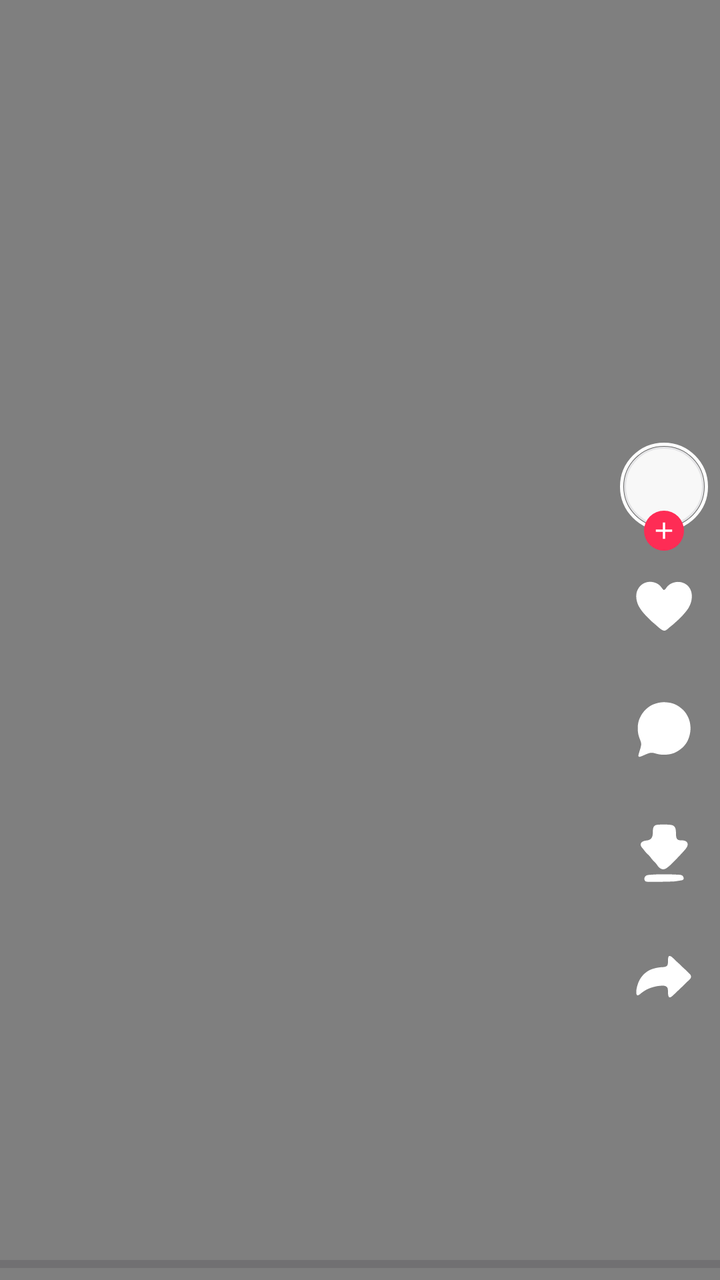
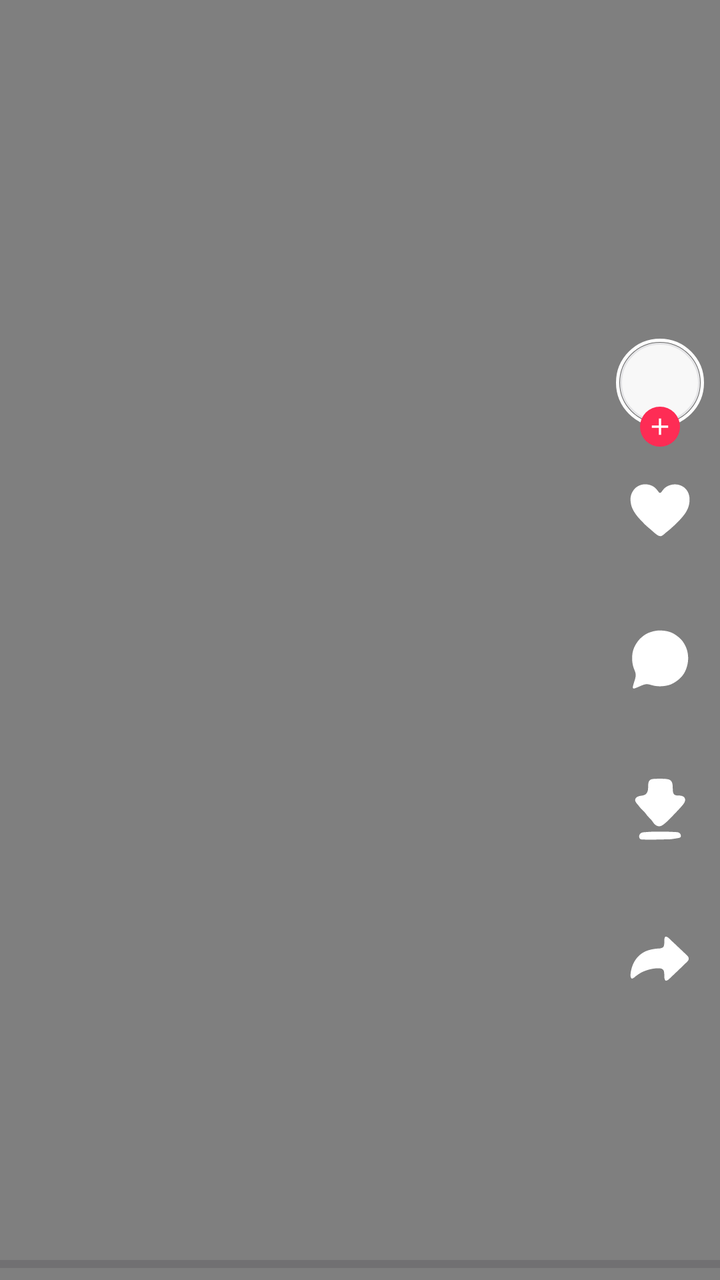

Before-and-after screenshots of an Android layout around one commit, followed by the original layout XML and the change that was made.
<!-- AndroidManifest.xml: application theme Theme.TikTokGrab -->
<!-- res/layout/item_player.xml -->
<?xml version="1.0" encoding="utf-8"?>
<FrameLayout xmlns:android="http://schemas.android.com/apk/res/android"
    android:id="@+id/pageRoot"
    android:layout_width="match_parent"
    android:layout_height="match_parent"
    android:background="@android:color/black">

    <VideoView
        android:id="@+id/video"
        android:layout_width="match_parent"
        android:layout_height="match_parent"
        android:layout_gravity="center" />

    <LinearLayout
        android:id="@+id/pRail"
        android:layout_width="wrap_content"
        android:layout_height="wrap_content"
        android:layout_gravity="bottom|end"
        android:layout_marginEnd="6dp"
        android:layout_marginBottom="118dp"
        android:gravity="center_horizontal"
        android:orientation="vertical">

        <FrameLayout
            android:layout_width="wrap_content"
            android:layout_height="54dp">

            <ImageView
                android:id="@+id/pAvatar"
                android:layout_width="44dp"
                android:layout_height="44dp"
                android:layout_gravity="top|center_horizontal"
                android:background="@drawable/rail_avatar_ring"
                android:contentDescription="@null"
                android:padding="2dp"
                android:src="@drawable/avatar_ring" />

            <ImageView
                android:id="@+id/pFollow"
                android:layout_width="20dp"
                android:layout_height="20dp"
                android:layout_gravity="bottom|center_horizontal"
                android:background="@drawable/dot_accent"
                android:contentDescription="@null"
                android:padding="3dp"
                android:src="@drawable/ic_add" />
        </FrameLayout>

        <ImageView
            android:id="@+id/pLike"
            android:layout_width="32dp"
            android:layout_height="32dp"
            android:layout_marginTop="12dp"
            android:contentDescription="@null"
            android:src="@drawable/rail_heart" />

        <TextView
            android:id="@+id/pLikeCount"
            android:layout_width="wrap_content"
            android:layout_height="wrap_content"
            android:layout_marginTop="1dp"
            android:shadowColor="#80000000"
            android:shadowRadius="4"
            android:textColor="@color/on_video"
            android:textSize="12sp"
            android:textStyle="bold" />

        <ImageView
            android:id="@+id/pComment"
            android:layout_width="32dp"
            android:layout_height="32dp"
            android:layout_marginTop="12dp"
            android:contentDescription="@null"
            android:src="@drawable/rail_comment" />

        <TextView
            android:id="@+id/pCommentCount"
            android:layout_width="wrap_content"
            android:layout_height="wrap_content"
            android:layout_marginTop="1dp"
            android:shadowColor="#80000000"
            android:shadowRadius="4"
            android:textColor="@color/on_video"
            android:textSize="12sp"
            android:textStyle="bold" />

        <ImageView
            android:id="@+id/pMark"
            android:layout_width="32dp"
            android:layout_height="32dp"
            android:layout_marginTop="12dp"
            android:contentDescription="@null"
            android:src="@drawable/rail_download" />

        <TextView
            android:id="@+id/pMarkCount"
            android:layout_width="wrap_content"
            android:layout_height="wrap_content"
            android:layout_marginTop="1dp"
            android:shadowColor="#80000000"
            android:shadowRadius="4"
            android:textColor="@color/on_video"
            android:textSize="12sp"
            android:textStyle="bold" />

        <ImageView
            android:id="@+id/pShare"
            android:layout_width="32dp"
            android:layout_height="32dp"
            android:layout_marginTop="12dp"
            android:contentDescription="@null"
            android:src="@drawable/rail_share" />

        <TextView
            android:id="@+id/pShareCount"
            android:layout_width="wrap_content"
            android:layout_height="wrap_content"
            android:layout_marginTop="1dp"
            android:shadowColor="#80000000"
            android:shadowRadius="4"
            android:textColor="@color/on_video"
            android:textSize="12sp"
            android:textStyle="bold" />
    </LinearLayout>

    <TextView
        android:id="@+id/pauseIcon"
        android:layout_width="64dp"
        android:layout_height="64dp"
        android:layout_gravity="center"
        android:background="@drawable/play_bg"
        android:gravity="center"
        android:text="▶"
        android:textColor="@color/on_video"
        android:textSize="22sp"
        android:visibility="gone" />

    <ProgressBar
        android:id="@+id/bar"
        style="?android:attr/progressBarStyleHorizontal"
        android:layout_width="match_parent"
        android:layout_height="wrap_content"
        android:layout_gravity="bottom"
        android:max="100"
        android:progressTint="@color/accent" />

    <LinearLayout
        android:layout_width="match_parent"
        android:layout_height="wrap_content"
        android:layout_gravity="bottom"
        android:layout_marginBottom="86dp"
        android:orientation="vertical"
        android:padding="12dp">

        <TextView
            android:id="@+id/caption"
            android:layout_width="match_parent"
            android:layout_height="wrap_content"
            android:ellipsize="end"
            android:maxLines="2"
            android:shadowColor="#80000000"
            android:shadowRadius="4"
            android:textColor="@color/on_video"
            android:textSize="13sp" />

        <TextView
            android:id="@+id/meta"
            android:layout_width="match_parent"
            android:layout_height="wrap_content"
            android:layout_marginTop="3dp"
            android:shadowColor="#80000000"
            android:shadowRadius="4"
            android:textColor="@color/on_video_muted"
            android:textSize="12sp" />
    </LinearLayout>

</FrameLayout>
<!-- resources referenced by this layout -->
<resources>
  <color name="accent">#FE2C55</color>
  <color name="on_video">#FFFFFF</color>
  <color name="on_video_muted">#AEB0BD</color>
  <!-- drawable avatar_ring (drawable) -->
  <?xml version="1.0" encoding="utf-8"?>
  <shape xmlns:android="http://schemas.android.com/apk/res/android" android:shape="oval">
      <solid android:color="@color/card" />
      <stroke android:width="1dp" android:color="@color/stroke" />
  </shape>
  <!-- drawable dot_accent (drawable) -->
  <?xml version="1.0" encoding="utf-8"?>
  <shape xmlns:android="http://schemas.android.com/apk/res/android" android:shape="oval">
      <solid android:color="@color/accent" />
  </shape>
  <!-- drawable play_bg (drawable) -->
  <?xml version="1.0" encoding="utf-8"?>
  <shape xmlns:android="http://schemas.android.com/apk/res/android" android:shape="oval">
      <solid android:color="#A8000000" />
      <stroke android:width="1dp" android:color="#B3FFFFFF" />
  </shape>
  <style name="Theme.TikTokGrab" parent="Theme.Material3.DayNight.NoActionBar">
          <item name="colorPrimary">@color/accent</item>
          <item name="colorOnPrimary">@color/on_accent</item>
          <item name="colorSecondary">@color/cyan</item>
          <item name="colorSurface">@color/card</item>
          <item name="colorOnSurface">@color/text</item>
          <item name="android:colorBackground">@color/bg</item>
          <item name="android:windowBackground">@color/bg</item>
          <item name="android:statusBarColor">@color/bg</item>
          <item name="android:navigationBarColor">@color/bg</item>
          <item name="android:windowLightStatusBar">@bool/light_status_bar</item>
          <item name="android:textViewStyle">@style/Widget.Grab.Text</item>
          <item name="materialButtonStyle">@style/Widget.Grab.Button</item>
          <item name="materialButtonOutlinedStyle">@style/Widget.Grab.Button.Outlined</item>
      </style>
  <color name="card">#F8F8F8</color>
  <color name="stroke">#E4E4E6</color>
  <color name="on_accent">#FFFFFF</color>
  <color name="cyan">#00A89B</color>
  <color name="text">#161823</color>
  <color name="bg">#FFFFFF</color>
  <style name="Widget.Grab.Text" parent="android:Widget.TextView">
          <item name="android:fontFamily">serif</item>
      </style>
  <style name="Widget.Grab.Button" parent="Widget.Material3.Button">
          <item name="android:fontFamily">serif</item>
          <item name="android:textAllCaps">false</item>
          <item name="cornerRadius">12dp</item>
      </style>
  <style name="Widget.Grab.Button.Outlined" parent="Widget.Material3.Button.OutlinedButton">
          <item name="android:fontFamily">serif</item>
          <item name="android:textAllCaps">false</item>
          <item name="cornerRadius">12dp</item>
      </style>
  <!-- unchanged entries left out for length: 6 -->
</resources>

<!-- the commit's change to res/layout/item_player.xml (unified diff, before → after) -->
@@ -48,10 +48,13 @@
 
         <ImageView
             android:id="@+id/pLike"
-            android:layout_width="32dp"
-            android:layout_height="32dp"
-            android:layout_marginTop="12dp"
+            android:layout_width="@dimen/rail_touch"
+            android:layout_height="@dimen/rail_touch"
+            android:layout_marginTop="@dimen/space_s"
             android:contentDescription="@null"
+            android:padding="@dimen/rail_pad"
+            android:scaleType="fitCenter"
+            android:stateListAnimator="@anim/grab_press_scale"
             android:src="@drawable/rail_heart" />
 
         <TextView
@@ -62,15 +65,18 @@
             android:shadowColor="#80000000"
             android:shadowRadius="4"
             android:textColor="@color/on_video"
-            android:textSize="12sp"
+            android:textSize="@dimen/text_caption"
             android:textStyle="bold" />
 
         <ImageView
             android:id="@+id/pComment"
-            android:layout_width="32dp"
-            android:layout_height="32dp"
-            android:layout_marginTop="12dp"
+            android:layout_width="@dimen/rail_touch"
+            android:layout_height="@dimen/rail_touch"
+            android:layout_marginTop="@dimen/space_s"
             android:contentDescription="@null"
+            android:padding="@dimen/rail_pad"
+            android:scaleType="fitCenter"
+            android:stateListAnimator="@anim/grab_press_scale"
             android:src="@drawable/rail_comment" />
 
         <TextView
@@ -81,15 +87,18 @@
             android:shadowColor="#80000000"
             android:shadowRadius="4"
             android:textColor="@color/on_video"
-            android:textSize="12sp"
+            android:textSize="@dimen/text_caption"
             android:textStyle="bold" />
 
         <ImageView
             android:id="@+id/pMark"
-            android:layout_width="32dp"
-            android:layout_height="32dp"
-            android:layout_marginTop="12dp"
+            android:layout_width="@dimen/rail_touch"
+            android:layout_height="@dimen/rail_touch"
+            android:layout_marginTop="@dimen/space_s"
             android:contentDescription="@null"
+            android:padding="@dimen/rail_pad"
+            android:scaleType="fitCenter"
+            android:stateListAnimator="@anim/grab_press_scale"
             android:src="@drawable/rail_download" />
 
         <TextView
@@ -100,15 +109,18 @@
             android:shadowColor="#80000000"
             android:shadowRadius="4"
             android:textColor="@color/on_video"
-            android:textSize="12sp"
+            android:textSize="@dimen/text_caption"
             android:textStyle="bold" />
 
         <ImageView
             android:id="@+id/pShare"
-            android:layout_width="32dp"
-            android:layout_height="32dp"
-            android:layout_marginTop="12dp"
+            android:layout_width="@dimen/rail_touch"
+            android:layout_height="@dimen/rail_touch"
+            android:layout_marginTop="@dimen/space_s"
             android:contentDescription="@null"
+            android:padding="@dimen/rail_pad"
+            android:scaleType="fitCenter"
+            android:stateListAnimator="@anim/grab_press_scale"
             android:src="@drawable/rail_share" />
 
         <TextView
@@ -119,7 +131,7 @@
             android:shadowColor="#80000000"
             android:shadowRadius="4"
             android:textColor="@color/on_video"
-            android:textSize="12sp"
+            android:textSize="@dimen/text_caption"
             android:textStyle="bold" />
     </LinearLayout>
 
@@ -171,7 +183,7 @@
             android:shadowColor="#80000000"
             android:shadowRadius="4"
             android:textColor="@color/on_video_muted"
-            android:textSize="12sp" />
+            android:textSize="@dimen/text_caption" />
     </LinearLayout>
 
 </FrameLayout>
<!-- resource entries referenced after the edit -->
@@ -3,6 +3,10 @@
   <color name="accent">#FE2C55</color>
   <color name="on_video">#FFFFFF</color>
   <color name="on_video_muted">#AEB0BD</color>
+  <dimen name="rail_pad">7dp</dimen>
+  <dimen name="rail_touch">48dp</dimen>
+  <dimen name="space_s">8dp</dimen>
+  <dimen name="text_caption">13sp</dimen>
   <!-- drawable avatar_ring (drawable) -->
   <?xml version="1.0" encoding="utf-8"?>
   <shape xmlns:android="http://schemas.android.com/apk/res/android" android:shape="oval">
@@ -34,6 +38,7 @@
           <item name="android:textViewStyle">@style/Widget.Grab.Text</item>
           <item name="materialButtonStyle">@style/Widget.Grab.Button</item>
           <item name="materialButtonOutlinedStyle">@style/Widget.Grab.Button.Outlined</item>
+          <item name="android:windowAnimationStyle">@style/Animation.Grab.Window</item>
       </style>
   <color name="card">#F8F8F8</color>
   <color name="stroke">#E4E4E6</color>
@@ -48,12 +53,23 @@
           <item name="android:fontFamily">serif</item>
           <item name="android:textAllCaps">false</item>
           <item name="cornerRadius">12dp</item>
+          <item name="android:minHeight">@dimen/touch_min</item>
+          <item name="android:stateListAnimator">@anim/grab_press_scale</item>
       </style>
   <style name="Widget.Grab.Button.Outlined" parent="Widget.Material3.Button.OutlinedButton">
           <item name="android:fontFamily">serif</item>
           <item name="android:textAllCaps">false</item>
           <item name="cornerRadius">12dp</item>
+          <item name="android:minHeight">@dimen/touch_min</item>
+          <item name="android:stateListAnimator">@anim/grab_press_scale</item>
       </style>
+  <style name="Animation.Grab.Window" parent="@android:style/Animation.Activity">
+          <item name="android:activityOpenEnterAnimation">@anim/grab_screen_enter</item>
+          <item name="android:activityOpenExitAnimation">@anim/grab_screen_exit</item>
+          <item name="android:activityCloseEnterAnimation">@anim/grab_close_enter</item>
+          <item name="android:activityCloseExitAnimation">@anim/grab_close_exit</item>
+      </style>
+  <dimen name="touch_min">48dp</dimen>
   <!-- unchanged entries left out for length: 6 -->
 </resources>
 
